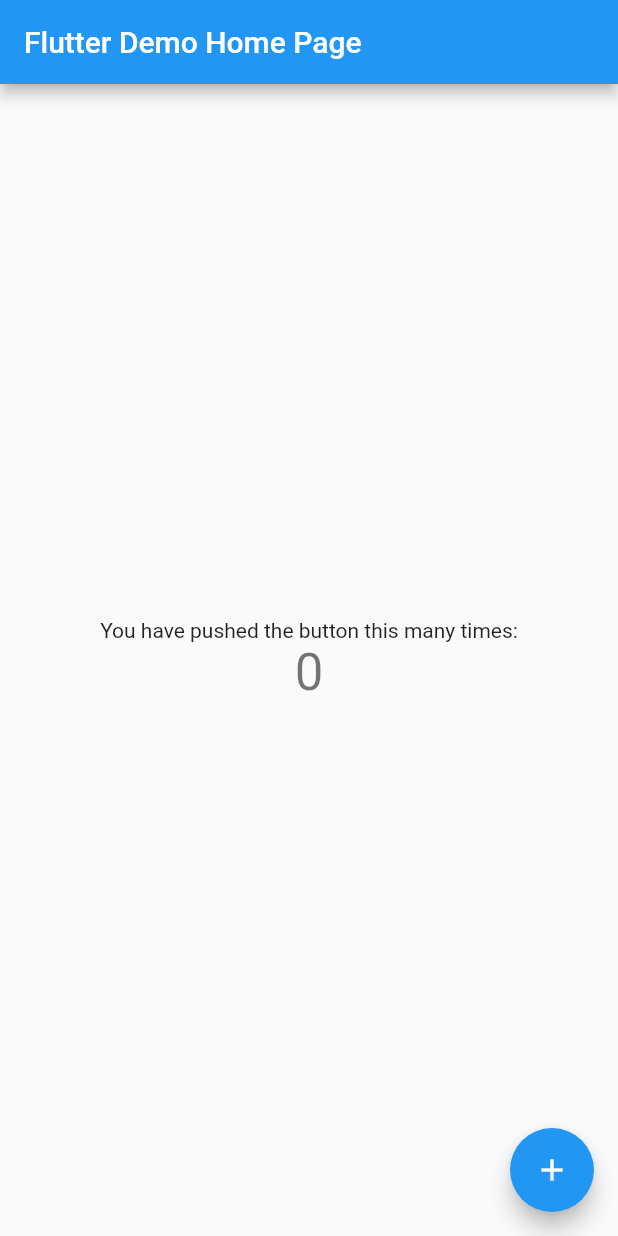
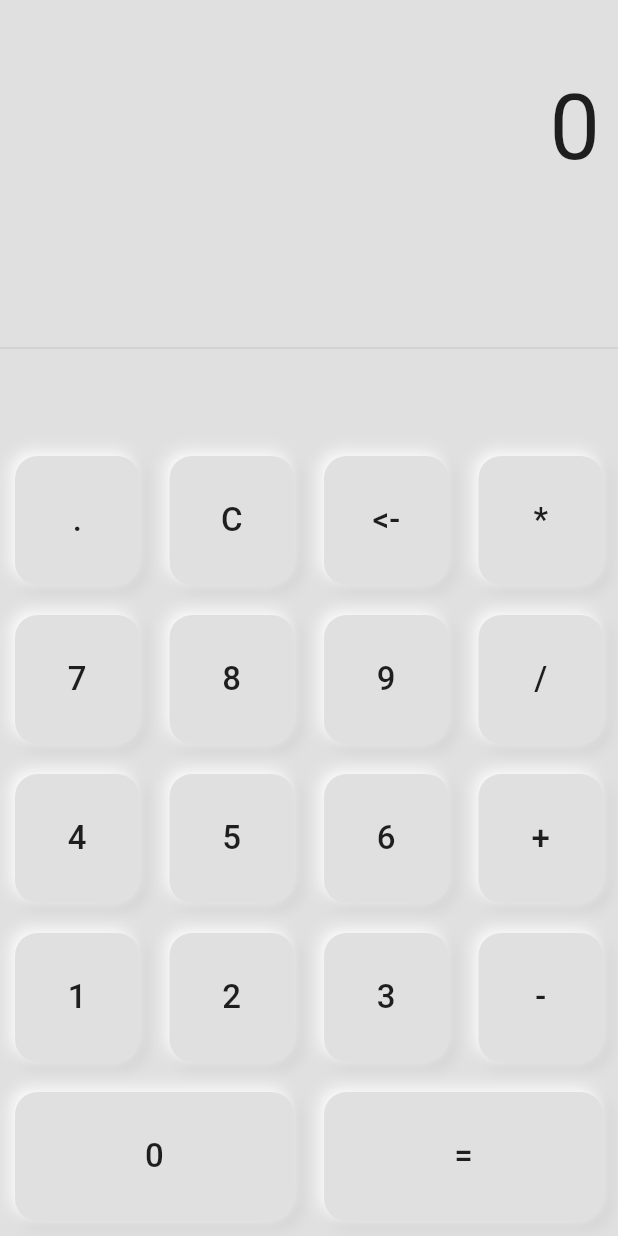
Before and after one commit to aymanexpo/calculator, a Flutter app: the screen it shows after launch, on a phone screen of 412 x 824 dp. Run offline on Flutter 3.47's test engine with Material 2 defaults, Android fonts, the phone set to English and light mode, and no system bars.

Commit message:
done
calculator flutter app

```diff
--- a/lib/main.dart
+++ b/lib/main.dart
@@ -1,115 +1,174 @@
+import 'package:flutter/cupertino.dart';
 import 'package:flutter/material.dart';
 
-void main() {
-  runApp(const MyApp());
+void main() => runApp(MaterialApp(
+  debugShowCheckedModeBanner: false,
+  home: HomeApp(),
+));
+
+class HomeApp extends StatefulWidget {
+  @override
+  _HomeAppState createState() => _HomeAppState();
+
 }
 
-class MyApp extends StatelessWidget {
-  const MyApp({Key? key}) : super(key: key);
+class _HomeAppState extends State<HomeApp> {
+  String output = "0";
 
-  // This widget is the root of your application.
+  String _out = "0";
+  double num1 = 0.0;
+  double num2 = 0.0;
+  String operand = "";
+
+  buttonPressed(String btnVal){
+    print(btnVal);
+    if(btnVal == "C"){
+      _out = "0";
+      num1 = 0.0;
+      num2 = 0.0;
+      operand = "";
+    }else if(btnVal == "+" || btnVal == "-" || btnVal =="*" || btnVal == "/"){
+      num1 = double.parse(output);
+      operand = btnVal;
+      _out = "0";
+      output = output + btnVal;
+    }else if(btnVal == "."){
+      if(_out.contains(".")){
+        print("Already exist");
+        return;
+      }else{
+        _out = _out + btnVal;
+      }
+    }else if(btnVal == "="){
+      num2 = double.parse(output);
+      if(operand == "+"){
+        _out = (num2 + num1).toString();
+
+      }
+      if(operand == "-"){
+        _out = (num1 - num2).toString();
+
+      }
+      if(operand == "*"){
+        _out = (num2 * num1).toString();
+
+      }
+      if(operand == "/"){
+        _out = (num1 / num2).toString();
+
+      }
+      num1 = 0.0;
+      num2 = 0.0;
+      //_out = "0";
+    }else{
+      _out = _out+ btnVal;
+    }
+
+    setState(() {
+      output = double.parse(_out).toStringAsFixed(2);
+    });
+  }
+
+  Widget buildButton(String ButtonVal){
+    return new Expanded(
+        child: Container(
+          padding: EdgeInsets.all(0.0),
+          margin: EdgeInsets.all(10.0),
+          decoration: BoxDecoration(
+            color: Colors.grey[300],
+            borderRadius: BorderRadius.all(Radius.circular(15.0)),
+            boxShadow: [
+              BoxShadow(
+                  color: Colors.black12,
+                  offset: Offset(2.0,2.0),
+                  blurRadius: 8.0,
+                  spreadRadius: 1.0
+              ),
+              BoxShadow(
+                  color: Colors.white,
+                  offset: Offset(-2.0,-2.0),
+                  blurRadius: 8.0,
+                  spreadRadius: 1.0
+              ),
+            ],
+          ),
+          child: MaterialButton(
+            padding: EdgeInsets.all(30.0),
+            child: Text(ButtonVal, style: TextStyle(
+                fontSize: 22.0
+            ),),
+            onPressed: ()=>
+                buttonPressed(ButtonVal)
+            ,
+          ),
+        )
+    );
+
+  }
   @override
   Widget build(BuildContext context) {
-    return MaterialApp(
-      title: 'Flutter Demo',
-      theme: ThemeData(
-        // This is the theme of your application.
-        //
-        // Try running your application with "flutter run". You'll see the
-        // application has a blue toolbar. Then, without quitting the app, try
-        // changing the primarySwatch below to Colors.green and then invoke
-        // "hot reload" (press "r" in the console where you ran "flutter run",
-        // or simply save your changes to "hot reload" in a Flutter IDE).
-        // Notice that the counter didn't reset back to zero; the application
-        // is not restarted.
-        primarySwatch: Colors.blue,
+    return SafeArea(
+      child: Scaffold(
+          backgroundColor: Colors.grey[300],
+          body: Container(
+            child: Column(
+              children: <Widget>[
+                Container(
+                    alignment: Alignment.centerRight,
+                    padding: EdgeInsets.symmetric(horizontal:12.0,vertical: 50.0),
+                    child: Text(output, style: TextStyle(
+                        fontSize: 60.0
+                    ),)
+                ),
+                Expanded(
+                  child: Divider(),
+                ),
+                Column(
+                  children: <Widget>[
+                    Row(
+                      children: <Widget>[
+                        buildButton("."),
+                        buildButton("C"),
+                        buildButton("<-"),
+                        buildButton("*")
+                      ],
+                    ),
+                    Row(
+                      children: <Widget>[
+                        buildButton("7"),
+                        buildButton("8"),
+                        buildButton("9"),
+                        buildButton("/")
+                      ],
+                    ),
+                    Row(
+                      children: <Widget>[
+                        buildButton("4"),
+                        buildButton("5"),
+                        buildButton("6"),
+                        buildButton("+")
+                      ],
+                    ),
+                    Row(
+                      children: <Widget>[
+                        buildButton("1"),
+                        buildButton("2"),
+                        buildButton("3"),
+                        buildButton("-")
+                      ],
+                    ),
+                    Row(
+                      children: <Widget>[
+                        buildButton("0"),
+                        buildButton("="),
+                      ],
+                    )
+                  ],
+                ),
+              ],
+            ),
+          )
       ),
-      home: const MyHomePage(title: 'Flutter Demo Home Page'),
     );
   }
 }
-
-class MyHomePage extends StatefulWidget {
-  const MyHomePage({Key? key, required this.title}) : super(key: key);
-
-  // This widget is the home page of your application. It is stateful, meaning
-  // that it has a State object (defined below) that contains fields that affect
-  // how it looks.
-
-  // This class is the configuration for the state. It holds the values (in this
-  // case the title) provided by the parent (in this case the App widget) and
-  // used by the build method of the State. Fields in a Widget subclass are
-  // always marked "final".
-
-  final String title;
-
-  @override
-  State<MyHomePage> createState() => _MyHomePageState();
-}
-
-class _MyHomePageState extends State<MyHomePage> {
-  int _counter = 0;
-
-  void _incrementCounter() {
-    setState(() {
-      // This call to setState tells the Flutter framework that something has
-      // changed in this State, which causes it to rerun the build method below
-      // so that the display can reflect the updated values. If we changed
-      // _counter without calling setState(), then the build method would not be
-      // called again, and so nothing would appear to happen.
-      _counter++;
-    });
-  }
-
-  @override
-  Widget build(BuildContext context) {
-    // This method is rerun every time setState is called, for instance as done
-    // by the _incrementCounter method above.
-    //
-    // The Flutter framework has been optimized to make rerunning build methods
-    // fast, so that you can just rebuild anything that needs updating rather
-    // than having to individually change instances of widgets.
-    return Scaffold(
-      appBar: AppBar(
-        // Here we take the value from the MyHomePage object that was created by
-        // the App.build method, and use it to set our appbar title.
-        title: Text(widget.title),
-      ),
-      body: Center(
-        // Center is a layout widget. It takes a single child and positions it
-        // in the middle of the parent.
-        child: Column(
-          // Column is also a layout widget. It takes a list of children and
-          // arranges them vertically. By default, it sizes itself to fit its
-          // children horizontally, and tries to be as tall as its parent.
-          //
-          // Invoke "debug painting" (press "p" in the console, choose the
-          // "Toggle Debug Paint" action from the Flutter Inspector in Android
-          // Studio, or the "Toggle Debug Paint" command in Visual Studio Code)
-          // to see the wireframe for each widget.
-          //
-          // Column has various properties to control how it sizes itself and
-          // how it positions its children. Here we use mainAxisAlignment to
-          // center the children vertically; the main axis here is the vertical
-          // axis because Columns are vertical (the cross axis would be
-          // horizontal).
-          mainAxisAlignment: MainAxisAlignment.center,
-          children: <Widget>[
-            const Text(
-              'You have pushed the button this many times:',
-            ),
-            Text(
-              '$_counter',
-              style: Theme.of(context).textTheme.headline4,
-            ),
-          ],
-        ),
-      ),
-      floatingActionButton: FloatingActionButton(
-        onPressed: _incrementCounter,
-        tooltip: 'Increment',
-        child: const Icon(Icons.add),
-      ), // This trailing comma makes auto-formatting nicer for build methods.
-    );
-  }
-}
```
